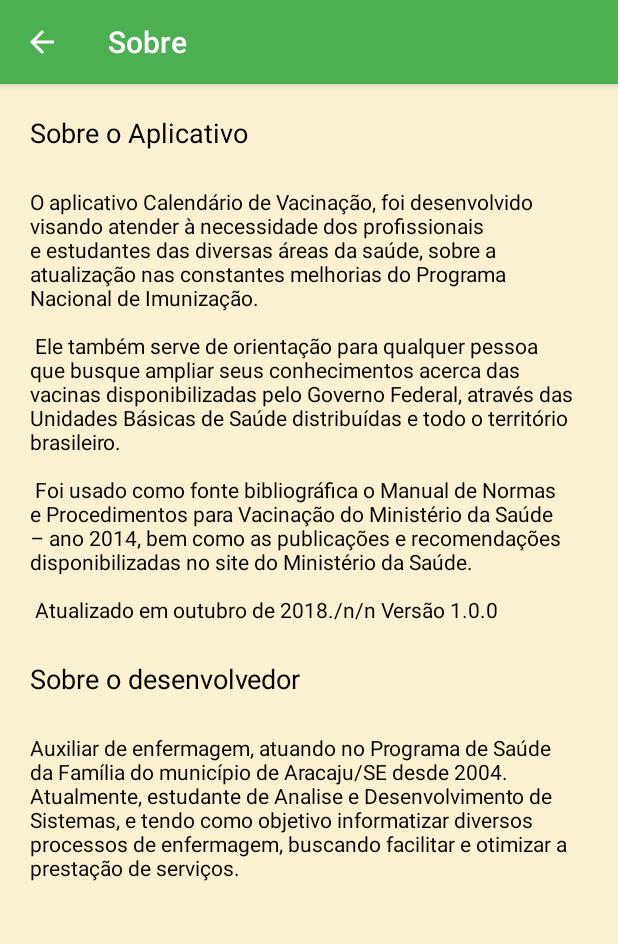
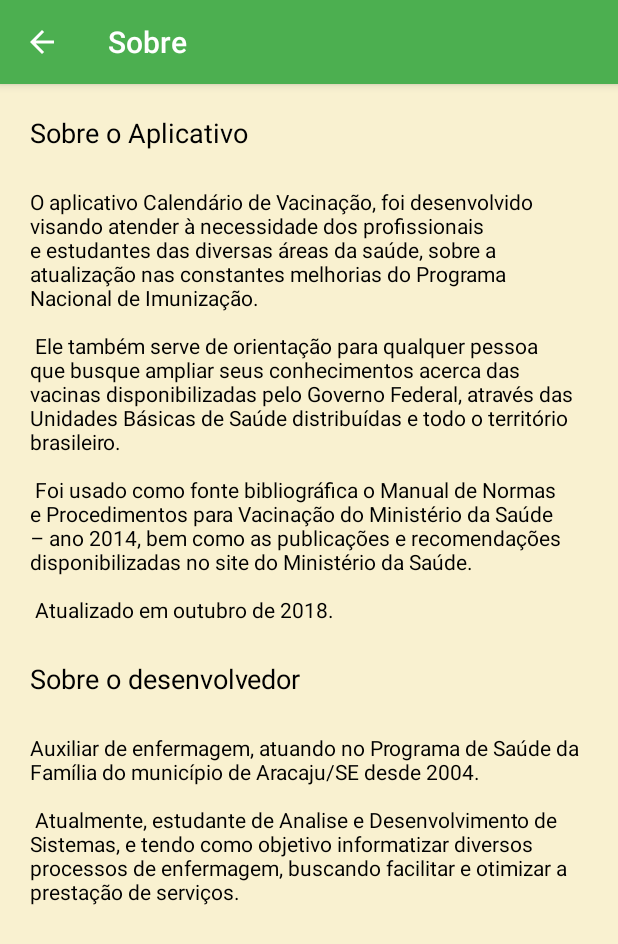
Before and after one commit to andreljgois/CalendriodeVacinao5, an Android app: the SobreActivity screen opened directly, with no data from a screen before it, on a phone screen of 412 x 824 dp. Shown: the top 944 px of the screen. Run offline under Robolectric (Android 15) with nearby library versions, the phone set to English and light mode, and no system bars.

Commit message:
Atualização do calendário

```diff
--- a/app/src/main/res/layout/activity_gestante.xml
+++ b/app/src/main/res/layout/activity_gestante.xml
@@ -52,7 +52,7 @@
                 android:layout_margin="@dimen/botaotexto"
                 android:text=" • Dupla Adulto - dT e/ou dTpa (1)\n\n
 • Hepatite B (2)\n\n
-• Influenza - anualmente\n\n"
+• Influenza - anualmente"
                 android:textColor="@android:color/black"
                 app:layout_constraintStart_toStartOf="parent"
                 app:layout_constraintTop_toBottomOf="@+id/textView1" />
--- a/app/src/main/res/layout/activity_sobre.xml
+++ b/app/src/main/res/layout/activity_sobre.xml
@@ -48,8 +48,7 @@
                 android:text="O aplicativo Calendário de Vacinação, foi desenvolvido visando atender à necessidade dos profissionais e estudantes das diversas áreas da saúde, sobre a atualização nas constantes melhorias do Programa Nacional de Imunização.\n\n
 Ele também serve de orientação para qualquer pessoa que busque ampliar seus conhecimentos acerca das vacinas disponibilizadas pelo Governo Federal, através das Unidades Básicas de Saúde distribuídas e todo o território brasileiro.\n\n
 Foi usado como fonte bibliográfica o Manual de Normas e Procedimentos para Vacinação do Ministério da Saúde – ano 2014, bem como as publicações e recomendações disponibilizadas no site do Ministério da Saúde.\n\n
-Atualizado em outubro de 2018./n/n
-Versão 1.0.0
+Atualizado em outubro de 2018.
 "
                 android:textColor="@android:color/black"
                 app:layout_constraintEnd_toEndOf="parent"
@@ -78,7 +77,8 @@ Versão 1.0.0
                 android:layout_marginRight="8dp"
                 android:layout_marginStart="8dp"
                 android:layout_marginTop="8dp"
-                android:text="Auxiliar de enfermagem, atuando no Programa de Saúde da Família do município de Aracaju/SE desde 2004. Atualmente, estudante de Analise e Desenvolvimento de Sistemas, e tendo como objetivo informatizar diversos processos de enfermagem, buscando facilitar e otimizar a prestação de serviços."
+                android:text="Auxiliar de enfermagem, atuando no Programa de Saúde da Família do município de Aracaju/SE desde 2004.\n\n
+Atualmente, estudante de Analise e Desenvolvimento de Sistemas, e tendo como objetivo informatizar diversos processos de enfermagem, buscando facilitar e otimizar a prestação de serviços."
                 android:textColor="@android:color/black"
                 app:layout_constraintEnd_toEndOf="parent"
                 app:layout_constraintStart_toStartOf="parent"
--- a/app/src/main/res/layout/activity_vintea59.xml
+++ b/app/src/main/res/layout/activity_vintea59.xml
@@ -52,7 +52,7 @@
                 android:text=" • Dupla Adulto - dT (1)\n\n
 • Hepatite B (2)\n\n
 • Tríplice viral - SCR (3)\n\n
-• Febre Amarela (4)"
+• Febre Amarela - Dose única (4)"
                 android:textColor="@android:color/black"
                 app:layout_constraintStart_toStartOf="parent"
                 app:layout_constraintTop_toBottomOf="@+id/textView2" />
```
